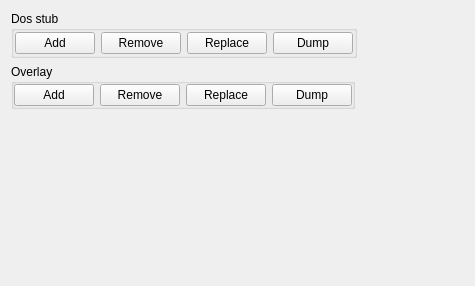
The window that PE/petoolswidget.ui (horsicq/FormatWidgets) describes before a commit, drawn with Qt 5.
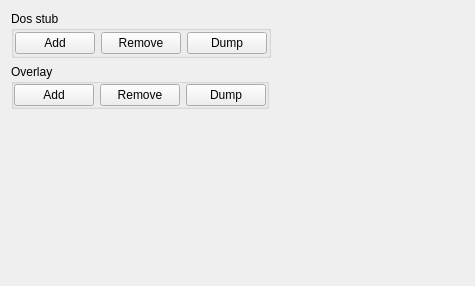
The same window after the commit.

Diff of the .ui file:
```diff
--- a/PE/petoolswidget.ui
+++ b/PE/petoolswidget.ui
@@ -48,13 +48,6 @@
           </property>
          </widget>
         </item>
-        <item>
-         <widget class="QPushButton" name="pushButtonDosStubReplace">
-          <property name="text">
-           <string>Replace</string>
-          </property>
-         </widget>
-        </item>
         <item>
          <widget class="QPushButton" name="pushButtonDosStubDump">
           <property name="text">
@@ -114,13 +107,6 @@
           </property>
          </widget>
         </item>
-        <item>
-         <widget class="QPushButton" name="pushButtonOverlayReplace">
-          <property name="text">
-           <string>Replace</string>
-          </property>
-         </widget>
-        </item>
         <item>
          <widget class="QPushButton" name="pushButtonOverlayDump">
           <property name="text">
```
